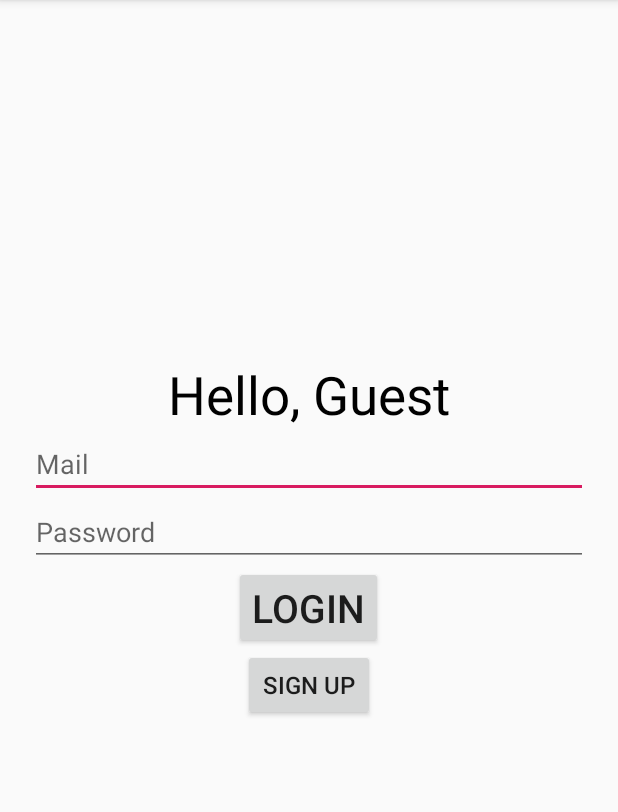
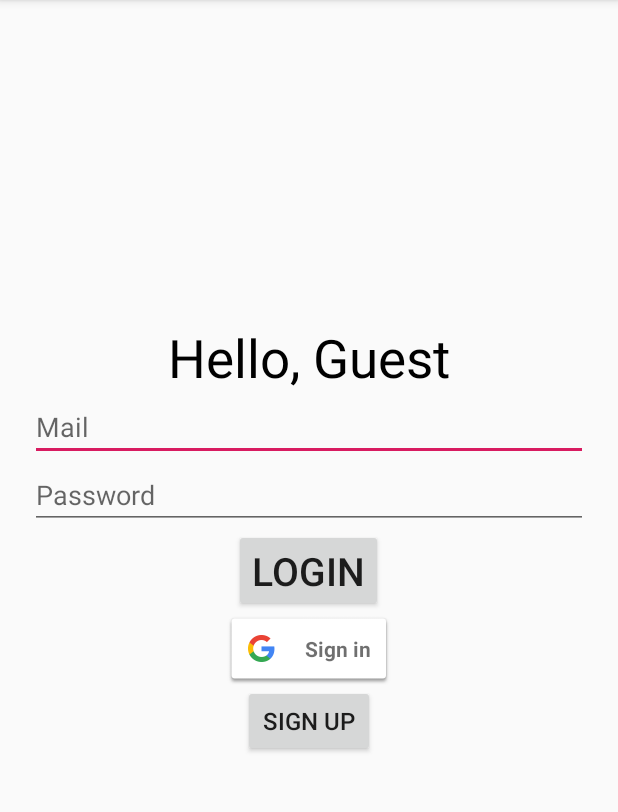
Before and after one commit to eylonK14/EasyChat, an Android app: the screen it shows after launch (LoginActivity), on a phone screen of 412 x 824 dp, the part 84-896 px from its top. Run offline under Robolectric (Android 15) with nearby library versions, the light colour scheme and no system bars; our stand-ins replace Firebase (no records; nobody signed in at launch, a user with empty details on screens opened directly).

Commit message:
add google sign-up need to fix bug

```diff
--- a/app/build.gradle
+++ b/app/build.gradle
@@ -3,11 +3,12 @@ apply plugin: 'com.google.gms.google-services'  // Google Play services Gradle p
 
 android {
     namespace "com.example.lenovo.eazyproject"    // <-- Add this line
+    compileSdk  34
     compileOptions {
         sourceCompatibility JavaVersion.VERSION_17
         targetCompatibility JavaVersion.VERSION_17
     }
-    compileSdkVersion 34
+
     defaultConfig {
         applicationId "com.example.lenovo.eazyproject"
         minSdkVersion 23
@@ -30,6 +31,7 @@ dependencies {
     implementation fileTree(dir: 'libs', include: ['*.jar'])
     //noinspection GradleCompatible
     implementation 'androidx.appcompat:appcompat:1.7.0'
+    implementation 'com.google.android.gms:play-services-auth:20.7.0'
     implementation 'androidx.constraintlayout:constraintlayout:2.2.0'
     implementation 'com.google.firebase:firebase-firestore:25.1.1'
     implementation 'com.google.android.material:material:1.12.0'
--- a/app/src/main/java/com/example/lenovo/eazyproject/LoginActivity.java
+++ b/app/src/main/java/com/example/lenovo/eazyproject/LoginActivity.java
@@ -2,6 +2,7 @@
 package com.example.lenovo.eazyproject;
 
 import android.annotation.SuppressLint;
+import android.app.Activity;
 import android.content.Intent;
 import android.os.Bundle;
 import android.view.View;
@@ -9,11 +10,16 @@ import android.widget.Button;
 import android.widget.EditText;
 import android.widget.TextView;
 import android.widget.Toast;
+import android.util.Log;
 
+
+import androidx.activity.result.ActivityResultLauncher;
+import androidx.activity.result.contract.ActivityResultContracts;
 import androidx.annotation.NonNull;
 import androidx.annotation.Nullable;
 import androidx.appcompat.app.AppCompatActivity;
 
+import com.google.android.gms.common.SignInButton;
 import com.google.android.gms.tasks.OnCompleteListener;
 import com.google.android.gms.tasks.Task;
 import com.google.firebase.auth.AuthResult;
@@ -25,15 +31,50 @@ import com.google.firebase.firestore.EventListener;
 import com.google.firebase.firestore.FirebaseFirestore;
 import com.google.firebase.firestore.FirebaseFirestoreException;
 
+import com.google.android.gms.auth.api.signin.GoogleSignIn;
+import com.google.android.gms.auth.api.signin.GoogleSignInAccount;
+import com.google.android.gms.auth.api.signin.GoogleSignInClient;
+import com.google.android.gms.auth.api.signin.GoogleSignInOptions;
+import com.google.android.gms.common.api.ApiException;
+import com.google.firebase.auth.AuthCredential;
+import com.google.firebase.auth.GoogleAuthProvider;
+
+
 public class LoginActivity extends AppCompatActivity implements View.OnClickListener {
 
+
+    private static final String TAG = "LoginActivity";
+    private static final int RC_SIGN_IN = 9001;  // Request code for Google Sign-In
+    private GoogleSignInClient mGoogleSignInClient;
+    private FirebaseAuth mAuth;
     EditText inputMail, inputPass;
     Button btnLogin, btnSignUp, btnLogout;
+    SignInButton btnGoogleSignIn;
     private FirebaseFirestore db;
 
     String name;
 
     TextView helloTxt;
+
+    private final ActivityResultLauncher<Intent> activityResultLauncher =
+            registerForActivityResult(new ActivityResultContracts.StartActivityForResult(),
+                    result -> {
+                        if (result.getResultCode() == Activity.RESULT_OK) {
+                            Log.d(TAG, "ActivityResult: Google Sign-In result received");
+                            Intent data = result.getData();
+                            Task<GoogleSignInAccount> task = GoogleSignIn.getSignedInAccountFromIntent(data);
+                            try {
+                                GoogleSignInAccount account = task.getResult(ApiException.class);
+                                Log.d(TAG, "ActivityResult: Google Sign-In successful, ID: " + account.getId());
+                                firebaseAuthWithGoogle(account.getIdToken());
+                            } catch (ApiException e) {
+                                Log.e(TAG, "ActivityResult: Google Sign-In failed", e);
+                                Toast.makeText(LoginActivity.this, "Google Sign-In failed: " + e.getMessage(), Toast.LENGTH_SHORT).show();
+                            }
+                        }
+                    }
+            );
+
 
     @Override
     protected void onCreate(Bundle savedInstanceState) {
@@ -47,25 +88,73 @@ public class LoginActivity extends AppCompatActivity implements View.OnClickList
         btnLogin = findViewById(R.id.btnLogin);
         btnSignUp = findViewById(R.id.btnSignUp);
         btnLogout = findViewById(R.id.btnLogout);
+        btnGoogleSignIn = (SignInButton) findViewById(R.id.btnGoogleSignIn); // Google Sign-In Button
+        helloTxt = findViewById(R.id.helloText);
+
+
         btnLogin.setOnClickListener(this);
         btnSignUp.setOnClickListener(this);
         btnLogout.setOnClickListener(this);
+        btnGoogleSignIn.setOnClickListener(v -> signInWithGoogle()); // New OnClickListener for Google
 
 
+        mAuth = FirebaseAuth.getInstance();
         db = FirebaseFirestore.getInstance();
 
-        FirebaseUser user = FirebaseAuth.getInstance().getCurrentUser();
+        if (btnGoogleSignIn != null) {
+            btnGoogleSignIn.setOnClickListener(v -> signInWithGoogle());
+        } else {
+            Log.e(TAG, "onCreate: btnGoogleSignIn is NULL. Check activity_login.xml");
+        }
 
-        helloTxt = findViewById(R.id.helloText);
+        // Initialize Google Sign-In
+        Log.d(TAG, "onCreate: Configuring Google Sign-In");
+        GoogleSignInOptions gso = new GoogleSignInOptions.Builder(GoogleSignInOptions.DEFAULT_SIGN_IN)
+                .requestIdToken(getString(R.string.default_web_client_id)) // Web client ID from Firebase
+                .requestEmail()
+                .build();
+        mGoogleSignInClient = GoogleSignIn.getClient(this, gso);
+
+//        FirebaseUser user = FirebaseAuth.getInstance().getCurrentUser();
+        // Check if user is already logged in
+        FirebaseUser user = mAuth.getCurrentUser();
 
         if (user != null)
         {
+            Log.d(TAG, "onCreate: User already signed in: " + user.getEmail());
             String id = user.getUid();
             btnLogout.setVisibility(View.VISIBLE);
-
             getUserDataFB(id);
         }
+        Log.d(TAG, "onCreate: Google Sign-In Initialized Successfully");
+
     }
+
+    private void signInWithGoogle() {
+        Log.d(TAG, "signInWithGoogle: Starting Google Sign-In Intent");
+        Intent signInIntent = mGoogleSignInClient.getSignInIntent();
+        activityResultLauncher.launch(signInIntent);
+    }
+
+    private void firebaseAuthWithGoogle(String idToken) {
+        Log.d(TAG, "firebaseAuthWithGoogle: Authenticating with Firebase");
+
+        AuthCredential credential = GoogleAuthProvider.getCredential(idToken, null);
+        mAuth.signInWithCredential(credential)
+                .addOnCompleteListener(this, task -> {
+                    if (task.isSuccessful()) {
+                        FirebaseUser user = mAuth.getCurrentUser();
+                        Log.d(TAG, "firebaseAuthWithGoogle: Firebase Authentication successful, User: " + user.getEmail());
+                        String id = user.getUid();
+                        getUserDataFB(id);
+                    } else {
+                        Exception exception = task.getException();
+                        Log.e(TAG, "firebaseAuthWithGoogle: Firebase Authentication failed", exception);
+                        Toast.makeText(LoginActivity.this, "Authentication Failed: " + exception.getMessage(), Toast.LENGTH_SHORT).show();
+                    }
+                });
+    }
+
 
     @SuppressLint("SetTextI18n")
     @Override
--- a/app/src/main/java/com/example/lenovo/eazyproject/MainActivityPar.java
+++ b/app/src/main/java/com/example/lenovo/eazyproject/MainActivityPar.java
@@ -216,4 +216,7 @@ public class MainActivityPar extends AppCompatActivity implements NavigationView
         Intent intent = new Intent(this, LoginActivity.class);
         startActivity(intent);
     }
+
+    public void onMessage(String msg) {
+    }
 }
--- a/app/src/main/res/layout/activity_login.xml
+++ b/app/src/main/res/layout/activity_login.xml
@@ -4,9 +4,9 @@
     xmlns:tools="http://schemas.android.com/tools"
     android:layout_width="match_parent"
     android:layout_height="match_parent"
+    android:gravity="center"
     android:orientation="vertical"
     android:padding="20dp"
-    android:gravity="center"
     tools:context=".LoginActivity">
 
 
@@ -26,31 +26,40 @@
         android:hint="Mail" />
 
     <EditText
+        android:id="@+id/inputPass"
         android:layout_width="match_parent"
         android:layout_height="wrap_content"
-        android:id="@+id/inputPass"
-        android:inputType="textPassword"
-        android:hint="Password" />
+        android:hint="Password"
+        android:inputType="textPassword" />
 
     <Button
+        android:id="@+id/btnLogin"
         android:layout_width="wrap_content"
         android:layout_height="wrap_content"
         android:text="Login"
-        android:textSize="26sp"
-        android:id="@+id/btnLogin" />
+        android:textSize="26sp" />
+
+    <com.google.android.gms.common.SignInButton
+        android:id="@+id/btnGoogleSignIn"
+        android:layout_width="wrap_content"
+        android:layout_height="wrap_content"
+        android:text="Sign in with Google" />
+
 
     <Button
+        android:id="@+id/btnSignUp"
         android:layout_width="wrap_content"
         android:layout_height="wrap_content"
         android:text="Sign Up"
-        android:textSize="16sp"
-        android:id="@+id/btnSignUp" />
+        android:textSize="16sp" />
 
     <Button
         android:id="@+id/btnLogout"
         android:layout_width="wrap_content"
         android:layout_height="wrap_content"
         android:text="Logout"
-        android:visibility="invisible"/>
+        android:visibility="invisible" />
+
+
 
 </LinearLayout>
```
Also changed, not shown: app/src/main/AndroidManifest.xml (+7 -0 lines), app/src/main/res/layout/activity_sign_up.xml (+41 -37 lines), gradle/wrapper/gradle-wrapper.properties.
